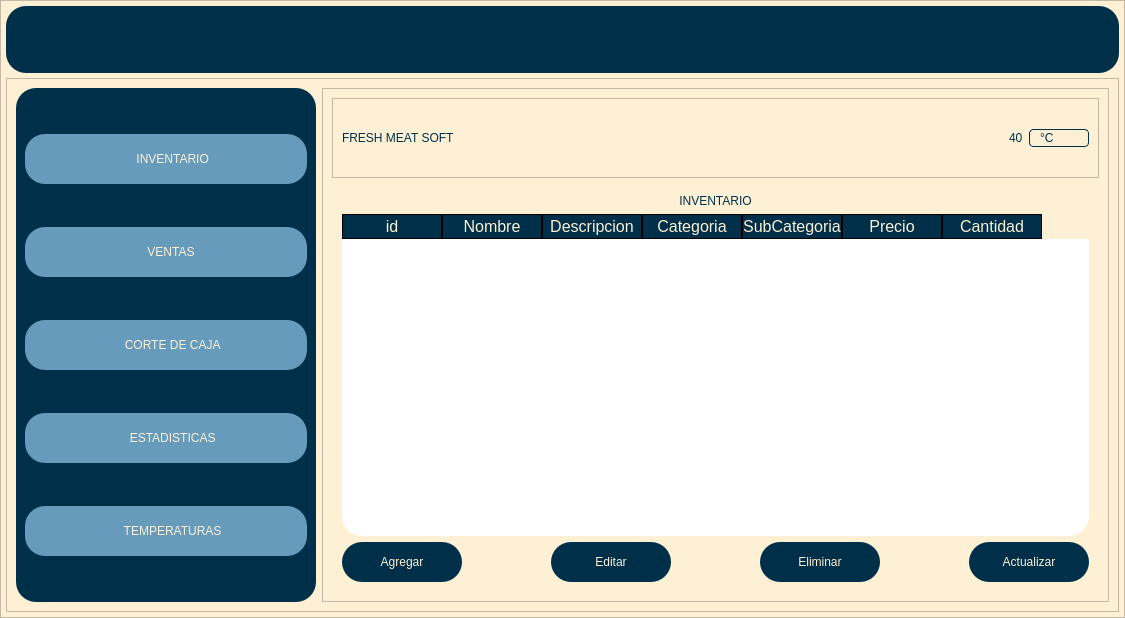
Above: carniceria.ui from CarlosEOrt/freshMeatSoft before the change. Below: the same form after it.
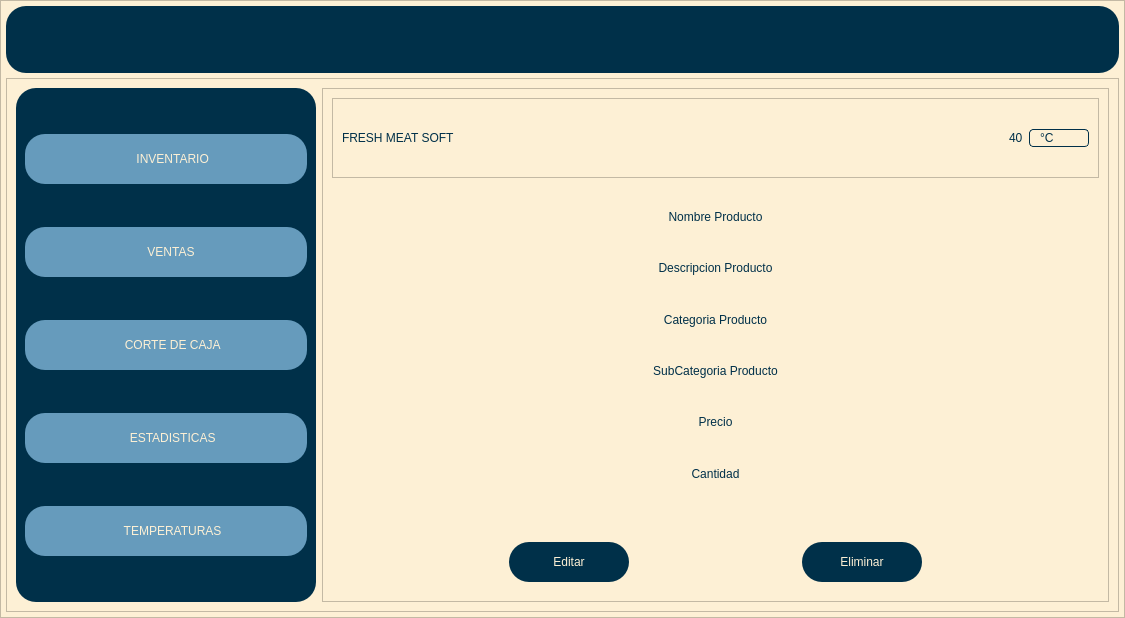
That is the form after the change. Icons and pictures are not drawn.

What changed in the file:
```diff
--- a/carniceria.ui
+++ b/carniceria.ui
@@ -14,10 +14,7 @@
    <string>MainWindow</string>
   </property>
   <widget class="QWidget" name="centralwidget">
-   <layout class="QVBoxLayout" name="verticalLayout">
-    <property name="spacing">
-     <number>0</number>
-    </property>
+   <layout class="QGridLayout" name="gridLayout">
     <property name="leftMargin">
      <number>0</number>
     </property>
@@ -30,7 +27,7 @@
     <property name="bottomMargin">
      <number>0</number>
     </property>
-    <item>
+    <item row="0" column="0">
      <widget class="QFrame" name="frame">
       <property name="styleSheet">
        <string notr="true">background-color: rgb(253, 240, 213);</string>
@@ -684,7 +681,7 @@
                    <bool>true</bool>
                   </property>
                   <property name="currentIndex">
-                   <number>7</number>
+                   <number>8</number>
                   </property>
                   <widget class="QWidget" name="page_temperaturas"/>
                   <widget class="QWidget" name="page_estadisticas"/>
@@ -1590,19 +1587,6 @@
                     </item>
                     <item>
                      <layout class="QHBoxLayout" name="horizontalLayout_5">
-                      <item>
-                       <widget class="QPushButton" name="btn_agregar_inventario">
-                        <property name="minimumSize">
-                         <size>
-                          <width>120</width>
-                          <height>40</height>
-                         </size>
-                        </property>
-                        <property name="text">
-                         <string>Agregar</string>
-                        </property>
-                       </widget>
-                      </item>
                       <item>
                        <spacer name="horizontalSpacer_3">
                         <property name="orientation">
@@ -1617,6 +1601,116 @@
                        </spacer>
                       </item>
                       <item>
+                       <widget class="QPushButton" name="btn_agregar_inventario">
+                        <property name="minimumSize">
+                         <size>
+                          <width>120</width>
+                          <height>40</height>
+                         </size>
+                        </property>
+                        <property name="text">
+                         <string>Agregar</string>
+                        </property>
+                       </widget>
+                      </item>
+                     </layout>
+                    </item>
+                   </layout>
+                  </widget>
+                  <widget class="QWidget" name="page_mostrar_seleccion">
+                   <layout class="QVBoxLayout" name="verticalLayout_12">
+                    <item>
+                     <widget class="QLabel" name="lbl_nombre">
+                      <property name="text">
+                       <string>Nombre Producto</string>
+                      </property>
+                      <property name="alignment">
+                       <set>Qt::AlignCenter</set>
+                      </property>
+                     </widget>
+                    </item>
+                    <item>
+                     <widget class="QLabel" name="lbl_descripcion">
+                      <property name="text">
+                       <string>Descripcion Producto</string>
+                      </property>
+                      <property name="alignment">
+                       <set>Qt::AlignCenter</set>
+                      </property>
+                     </widget>
+                    </item>
+                    <item>
+                     <widget class="QLabel" name="lbl_categoria">
+                      <property name="text">
+                       <string>Categoria Producto</string>
+                      </property>
+                      <property name="alignment">
+                       <set>Qt::AlignCenter</set>
+                      </property>
+                     </widget>
+                    </item>
+                    <item>
+                     <widget class="QLabel" name="lbl_subcategoria">
+                      <property name="text">
+                       <string>SubCategoria Producto</string>
+                      </property>
+                      <property name="alignment">
+                       <set>Qt::AlignCenter</set>
+                      </property>
+                     </widget>
+                    </item>
+                    <item>
+                     <widget class="QLabel" name="lbl_precio">
+                      <property name="text">
+                       <string>Precio</string>
+                      </property>
+                      <property name="alignment">
+                       <set>Qt::AlignCenter</set>
+                      </property>
+                     </widget>
+                    </item>
+                    <item>
+                     <widget class="QLabel" name="lbl_cantidad">
+                      <property name="text">
+                       <string>Cantidad</string>
+                      </property>
+                      <property name="alignment">
+                       <set>Qt::AlignCenter</set>
+                      </property>
+                     </widget>
+                    </item>
+                    <item>
+                     <spacer name="verticalSpacer_4">
+                      <property name="orientation">
+                       <enum>Qt::Vertical</enum>
+                      </property>
+                      <property name="sizeType">
+                       <enum>QSizePolicy::Minimum</enum>
+                      </property>
+                      <property name="sizeHint" stdset="0">
+                       <size>
+                        <width>20</width>
+                        <height>40</height>
+                       </size>
+                      </property>
+                     </spacer>
+                    </item>
+                    <item>
+                     <layout class="QHBoxLayout" name="horizontalLayout_12">
+                      <item>
+                       <spacer name="horizontalSpacer_5">
+                        <property name="orientation">
+                         <enum>Qt::Horizontal</enum>
+                        </property>
+                        <property name="sizeHint" stdset="0">
+                         <size>
+                          <width>40</width>
+                          <height>20</height>
+                         </size>
+                        </property>
+                       </spacer>
+                      </item>
+                      <item>
                        <widget class="QPushButton" name="btn_editar_inventario">
                         <property name="minimumSize">
                          <size>
@@ -1627,10 +1721,16 @@
                         <property name="text">
                          <string>Editar</string>
                         </property>
+                        <property name="iconSize">
+                         <size>
+                          <width>16</width>
+                          <height>16</height>
+                         </size>
+                        </property>
                        </widget>
                       </item>
                       <item>
-                       <spacer name="horizontalSpacer_4">
+                       <spacer name="horizontalSpacer_14">
                         <property name="orientation">
                          <enum>Qt::Horizontal</enum>
                         </property>
@@ -1656,7 +1756,7 @@
                        </widget>
                       </item>
                       <item>
-                       <spacer name="horizontalSpacer_5">
+                       <spacer name="horizontalSpacer_15">
                         <property name="orientation">
                          <enum>Qt::Horizontal</enum>
                         </property>
@@ -1668,19 +1768,6 @@
                         </property>
                        </spacer>
                       </item>
-                      <item>
-                       <widget class="QPushButton" name="btn_actualizar_inventario">
-                        <property name="minimumSize">
-                         <size>
-                          <width>120</width>
-                          <height>40</height>
-                         </size>
-                        </property>
-                        <property name="text">
-                         <string>Actualizar</string>
-                        </property>
-                       </widget>
-                      </item>
                      </layout>
                     </item>
                    </layout>
```
